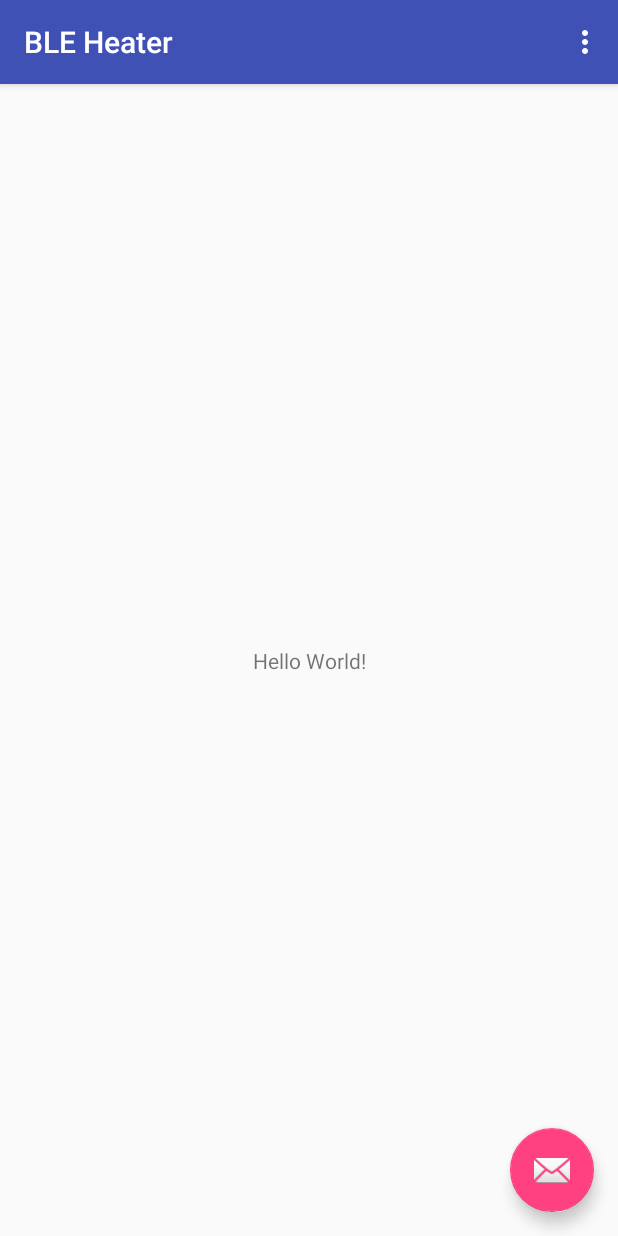
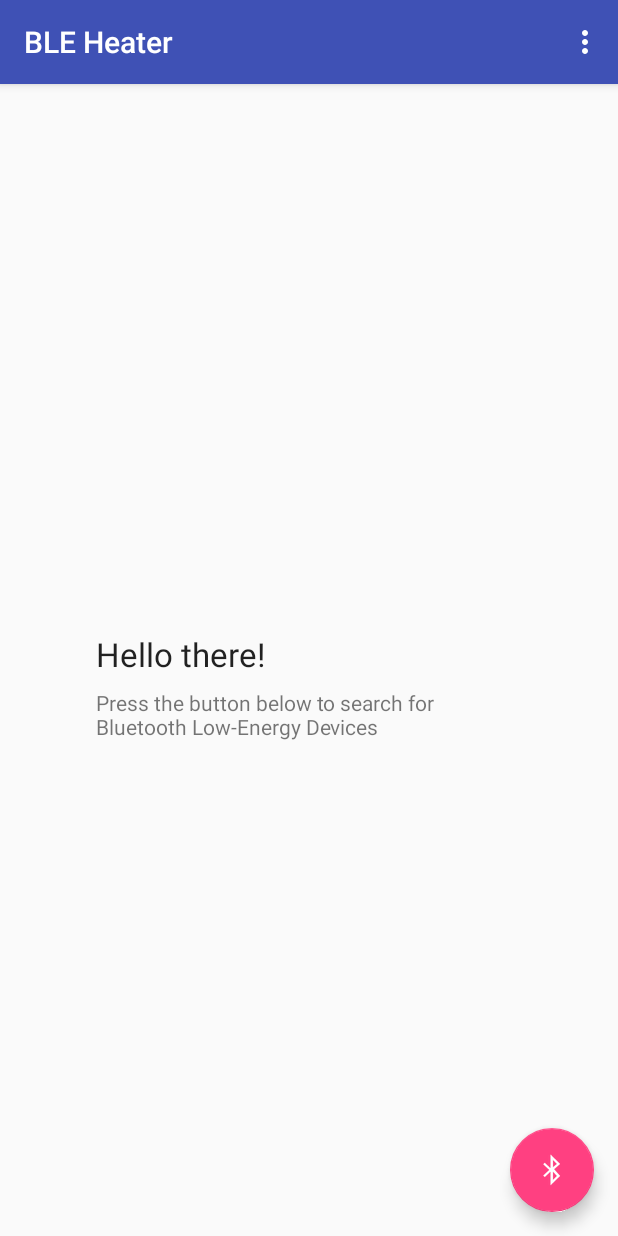
Before and after one commit to gabrielseibel1/BLEHeater, an Android app: the screen it shows after launch (MainActivity), on a phone screen of 412 x 824 dp. Run offline under Robolectric (Android 15) with nearby library versions, the phone set to English and light mode, and no system bars.

Commit message:
Enhance main activity design

```diff
--- a/app/src/main/res/layout/activity_main.xml
+++ b/app/src/main/res/layout/activity_main.xml
@@ -28,6 +28,6 @@
         android:layout_height="wrap_content"
         android:layout_gravity="bottom|end"
         android:layout_margin="@dimen/fab_margin"
-        app:srcCompat="@android:drawable/ic_dialog_email" />
+        app:srcCompat="@android:drawable/stat_sys_data_bluetooth" />
 
 </android.support.design.widget.CoordinatorLayout>
--- a/app/src/main/res/layout/content_main.xml
+++ b/app/src/main/res/layout/content_main.xml
@@ -9,12 +9,30 @@
     tools:showIn="@layout/activity_main">
 
     <TextView
-        android:layout_width="wrap_content"
+        android:id="@+id/textView1"
+        android:layout_width="0dp"
         android:layout_height="wrap_content"
-        android:text="Hello World!"
+        android:layout_marginBottom="8dp"
+        android:layout_marginEnd="64dp"
+        android:layout_marginStart="64dp"
+        android:text="@string/hello_there"
+        android:textAppearance="@android:style/TextAppearance.Material.Large"
         app:layout_constraintBottom_toBottomOf="parent"
-        app:layout_constraintLeft_toLeftOf="parent"
-        app:layout_constraintRight_toRightOf="parent"
+        app:layout_constraintEnd_toEndOf="parent"
+        app:layout_constraintStart_toStartOf="parent"
         app:layout_constraintTop_toTopOf="parent" />
 
+    <TextView
+        android:id="@+id/textView2"
+        android:layout_width="0dp"
+        android:layout_height="wrap_content"
+        android:layout_marginEnd="64dp"
+        android:layout_marginStart="64dp"
+        android:layout_marginTop="8dp"
+        android:text="@string/press_the_button_below_to_search_for_bluetooth_low_energy_devices"
+        android:textAppearance="@android:style/TextAppearance.Material.Small"
+        app:layout_constraintEnd_toEndOf="parent"
+        app:layout_constraintStart_toStartOf="parent"
+        app:layout_constraintTop_toBottomOf="@id/textView1" />
+
 </android.support.constraint.ConstraintLayout>
--- a/app/src/main/res/values/strings.xml
+++ b/app/src/main/res/values/strings.xml
@@ -14,4 +14,6 @@
     <string name="device">Device</string>
     <string name="status">Status</string>
     <string name="operations">Operations</string>
+    <string name="hello_there">Hello there!</string>
+    <string name="press_the_button_below_to_search_for_bluetooth_low_energy_devices">Press the button below to search for Bluetooth Low-Energy Devices</string>
 </resources>
```
